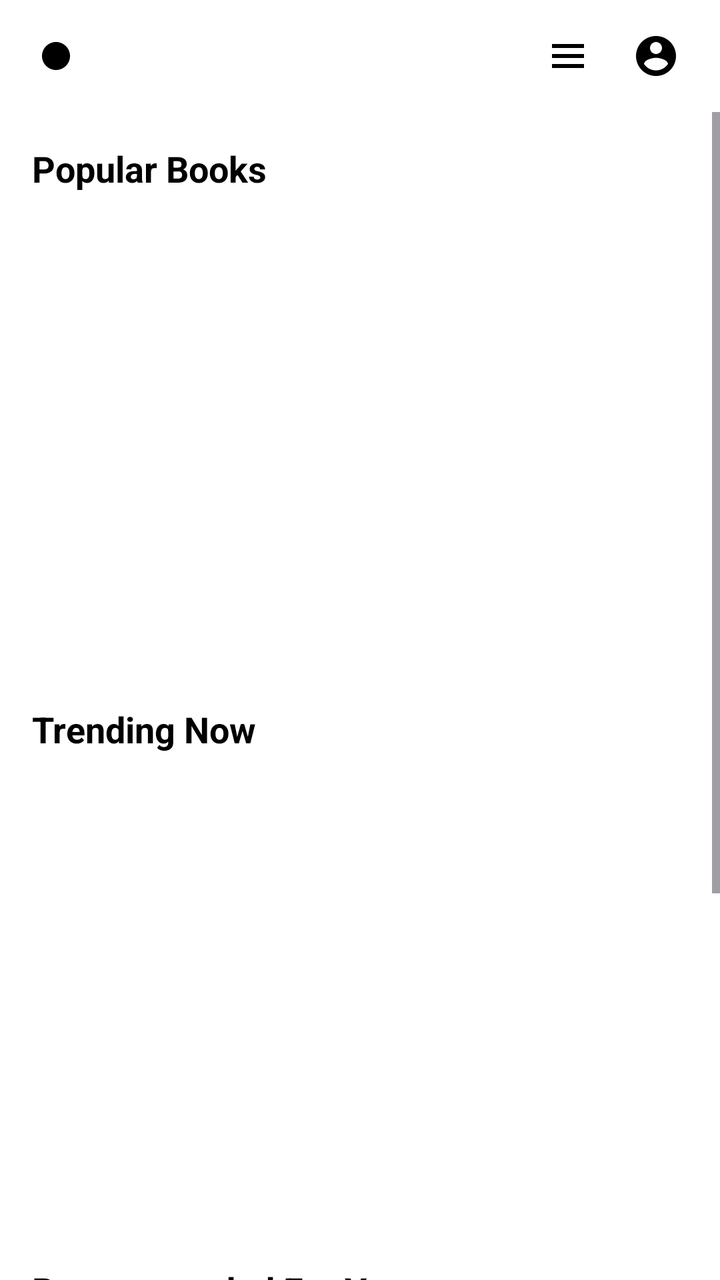
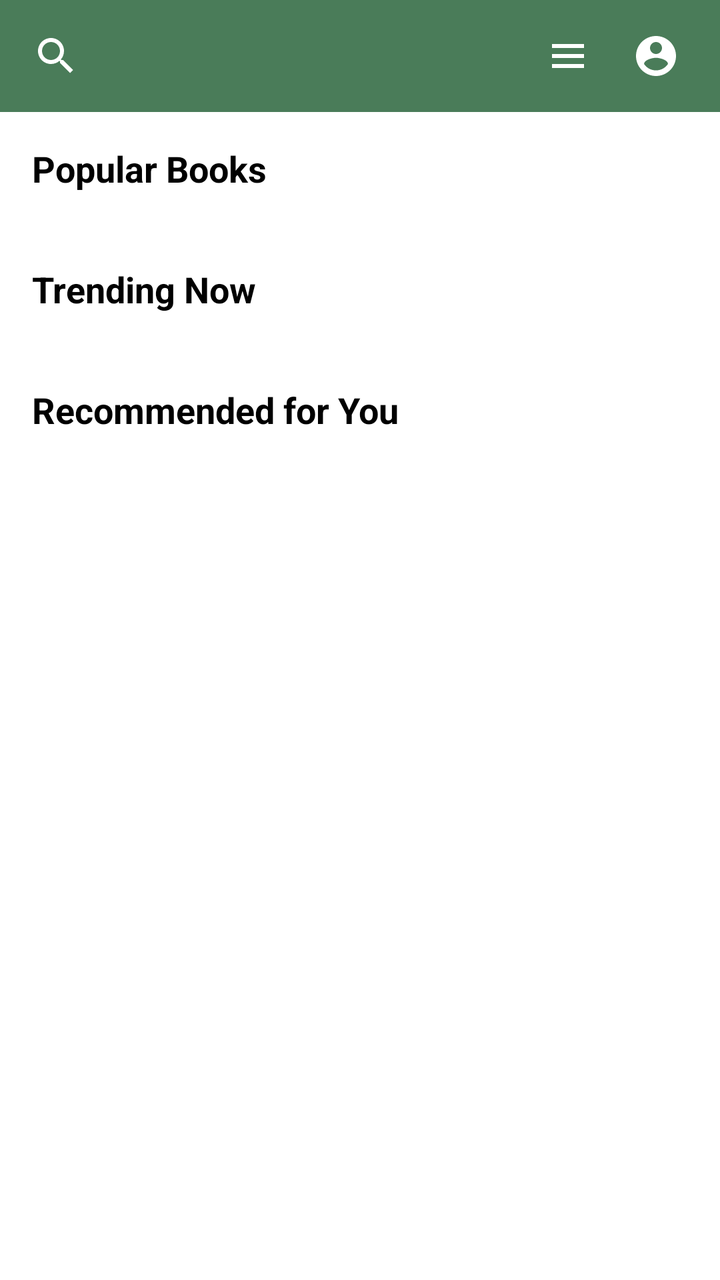

The first picture is an Android layout as it rendered before a commit; the second is the same layout after the commit. The layout source and the unified diff follow.
<!-- AndroidManifest.xml: application theme Theme.Alcove -->
<!-- res/layout/activity_main.xml -->
<?xml version="1.0" encoding="utf-8"?>
<androidx.constraintlayout.widget.ConstraintLayout xmlns:android="http://schemas.android.com/apk/res/android"
    xmlns:app="http://schemas.android.com/apk/res-auto"
    xmlns:tools="http://schemas.android.com/tools"
    android:id="@+id/main"
    android:layout_width="match_parent"
    android:layout_height="match_parent"
    android:background="@color/white"
    tools:context=".MainActivity"
    tools:ignore="MissingDefaultResource">

    
    <LinearLayout
        android:id="@+id/topBar"
        android:layout_width="match_parent"
        android:layout_height="56dp"
        android:orientation="horizontal"
        android:gravity="center_vertical"
        android:paddingStart="16dp"
        android:paddingEnd="16dp"
        android:background="@color/white"
        app:layout_constraintTop_toTopOf="parent"
        app:layout_constraintStart_toStartOf="parent"
        app:layout_constraintEnd_toEndOf="parent">

        <ImageView
            android:id="@+id/searchIcon"
            android:layout_width="24dp"
            android:layout_height="24dp"
            android:contentDescription="Search"
            android:scaleType="centerInside"
            android:src="@drawable/ic_search" />

        <View
            android:layout_width="0dp"
            android:layout_height="1dp"
            android:layout_weight="1" />

        <ImageView
            android:id="@+id/bookshelfIcon"
            android:layout_width="24dp"
            android:layout_height="24dp"
            android:src="@drawable/ic_bookshelf"
            android:contentDescription="Bookshelf"
            android:scaleType="centerInside"
            android:layout_marginEnd="16dp" />

        <ImageView
            android:id="@+id/profileIcon"
            android:layout_width="32dp"
            android:layout_height="32dp"
            android:src="@drawable/ic_profile"
            android:contentDescription="Profile"
            android:scaleType="centerInside" />

    </LinearLayout>

    
    <ScrollView
        android:layout_width="match_parent"
        android:layout_height="0dp"
        app:layout_constraintTop_toBottomOf="@+id/topBar"
        app:layout_constraintStart_toStartOf="parent"
        app:layout_constraintEnd_toEndOf="parent"
        app:layout_constraintBottom_toBottomOf="parent">

        <LinearLayout
            android:layout_width="match_parent"
            android:layout_height="wrap_content"
            android:orientation="vertical"
            android:padding="16dp">

            
            <TextView
                android:layout_width="wrap_content"
                android:layout_height="wrap_content"
                android:text="Popular Books"
                android:textSize="18sp"
                android:textStyle="bold"
                android:textColor="@color/black"
                android:layout_marginBottom="12dp" />

            <androidx.recyclerview.widget.RecyclerView
                android:id="@+id/popularBooksRecycler"
                android:layout_width="match_parent"
                android:layout_height="220dp"
                android:layout_marginBottom="24dp" />

            
            <TextView
                android:layout_width="wrap_content"
                android:layout_height="wrap_content"
                android:text="Trending Now"
                android:textSize="18sp"
                android:textStyle="bold"
                android:textColor="@color/black"
                android:layout_marginBottom="12dp" />

            <androidx.recyclerview.widget.RecyclerView
                android:id="@+id/trendingBooksRecycler"
                android:layout_width="match_parent"
                android:layout_height="220dp"
                android:layout_marginBottom="24dp" />

            
            <TextView
                android:layout_width="wrap_content"
                android:layout_height="wrap_content"
                android:text="Recommended For You"
                android:textSize="18sp"
                android:textStyle="bold"
                android:textColor="@color/black"
                android:layout_marginBottom="12dp" />

            <androidx.recyclerview.widget.RecyclerView
                android:id="@+id/recommendedBooksRecycler"
                android:layout_width="match_parent"
                android:layout_height="220dp"
                android:layout_marginBottom="24dp" />

        </LinearLayout>

    </ScrollView>

</androidx.constraintlayout.widget.ConstraintLayout>
<!-- resources referenced by this layout -->
<resources>
  <color name="black">#FF000000</color>
  <color name="white">#FFFFFFFF</color>
  <!-- drawable ic_bookshelf (drawable) -->
  <?xml version="1.0" encoding="utf-8"?>
  <vector xmlns:android="http://schemas.android.com/apk/res/android"
      android:width="24dp"
      android:height="24dp"
      android:viewportWidth="24"
      android:viewportHeight="24">
      <path
          android:fillColor="#FF000000"
          android:pathData="M4,6h16v2H4zm0,5h16v2H4zm0,5h16v2H4z" />
  </vector>
  <!-- drawable ic_search (drawable) -->
  <?xml version="1.0" encoding="utf-8"?>
  <vector xmlns:android="http://schemas.android.com/apk/res/android"
      android:width="24dp"
      android:height="24dp"
      android:viewportWidth="24"
      android:viewportHeight="24">
      <path
          android:fillColor="#FF000000"
          android:pathData="M15.5,12c0,-1.93 -1.57,-3.5 -3.5,-3.5S8.5,10.07 8.5,12s1.57,3.5 3.5,3.5 3.5,-1.57 3.5,-3.5zm2.5,0c0,3.31 -2.69,6 -6,6s-6,-2.69 -6,-6 2.69,-6 6,-6 6,2.69 6,6zM5,12c0,-3.86 3.14,-7 7,-7s7,3.14 7,7 -3.14,7 -7,7 -7,-3.14 -7,-7z" />
  </vector>
  <style name="Theme.Alcove" parent="Base.Theme.Alcove" />
  <style name="Base.Theme.Alcove" parent="Theme.Material3.DayNight.NoActionBar">
          
          
      </style>
  <!-- unchanged entries left out for length: 1 -->
</resources>

<!-- the commit's change to res/layout/activity_main.xml (unified diff, before → after) -->
@@ -18,7 +18,7 @@
         android:gravity="center_vertical"
         android:paddingStart="16dp"
         android:paddingEnd="16dp"
-        android:background="@color/white"
+        android:background="?attr/colorPrimary"
         app:layout_constraintTop_toTopOf="parent"
         app:layout_constraintStart_toStartOf="parent"
         app:layout_constraintEnd_toEndOf="parent">
@@ -27,9 +27,10 @@
             android:id="@+id/searchIcon"
             android:layout_width="24dp"
             android:layout_height="24dp"
-            android:contentDescription="Search"
+            android:contentDescription="@string/search"
             android:scaleType="centerInside"
-            android:src="@drawable/ic_search" />
+            android:src="@drawable/ic_search"
+            app:tint="@color/white" />
 
         <View
             android:layout_width="0dp"
@@ -41,22 +42,25 @@
             android:layout_width="24dp"
             android:layout_height="24dp"
             android:src="@drawable/ic_bookshelf"
-            android:contentDescription="Bookshelf"
+            android:contentDescription="@string/bookshelf"
             android:scaleType="centerInside"
-            android:layout_marginEnd="16dp" />
+            android:layout_marginEnd="16dp"
+            app:tint="@color/white" />
 
         <ImageView
             android:id="@+id/profileIcon"
             android:layout_width="32dp"
             android:layout_height="32dp"
             android:src="@drawable/ic_profile"
-            android:contentDescription="Profile"
-            android:scaleType="centerInside" />
+            android:contentDescription="@string/profile"
+            android:scaleType="centerInside"
+            app:tint="@color/white" />
 
     </LinearLayout>
 
     
     <ScrollView
+        android:id="@+id/scrollView"
         android:layout_width="match_parent"
         android:layout_height="0dp"
         app:layout_constraintTop_toBottomOf="@+id/topBar"
@@ -74,48 +78,51 @@
             <TextView
                 android:layout_width="wrap_content"
                 android:layout_height="wrap_content"
-                android:text="Popular Books"
+                android:text="@string/popular_books"
                 android:textSize="18sp"
                 android:textStyle="bold"
                 android:textColor="@color/black"
                 android:layout_marginBottom="12dp" />
 
-            <androidx.recyclerview.widget.RecyclerView
-                android:id="@+id/popularBooksRecycler"
+            
+            <FrameLayout
+                android:id="@+id/popularBooksContainer"
                 android:layout_width="match_parent"
-                android:layout_height="220dp"
+                android:layout_height="wrap_content"
                 android:layout_marginBottom="24dp" />
 
             
             <TextView
                 android:layout_width="wrap_content"
                 android:layout_height="wrap_content"
-                android:text="Trending Now"
+                android:text="@string/trending_now"
                 android:textSize="18sp"
                 android:textStyle="bold"
                 android:textColor="@color/black"
                 android:layout_marginBottom="12dp" />
 
-            <androidx.recyclerview.widget.RecyclerView
-                android:id="@+id/trendingBooksRecycler"
+            
+            <FrameLayout
+                android:id="@+id/trendingBooksContainer"
                 android:layout_width="match_parent"
-                android:layout_height="220dp"
+                android:layout_height="wrap_content"
                 android:layout_marginBottom="24dp" />
 
             
             <TextView
                 android:layout_width="wrap_content"
                 android:layout_height="wrap_content"
-                android:text="Recommended For You"
+                android:text="@string/recommended_for_you"
                 android:textSize="18sp"
                 android:textStyle="bold"
                 android:textColor="@color/black"
                 android:layout_marginBottom="12dp" />
 
-            <androidx.recyclerview.widget.RecyclerView
-                android:id="@+id/recommendedBooksRecycler"
+            
+            <FrameLayout
+                android:id="@+id/recommendedBooksContainer"
                 android:layout_width="match_parent"
-                android:layout_height="220dp"
+                android:layout_height="wrap_content"
                 android:layout_marginBottom="24dp" />
 
         </LinearLayout>
<!-- resource entries referenced after the edit -->
@@ -22,13 +22,57 @@
       android:viewportHeight="24">
       <path
           android:fillColor="#FF000000"
-          android:pathData="M15.5,12c0,-1.93 -1.57,-3.5 -3.5,-3.5S8.5,10.07 8.5,12s1.57,3.5 3.5,3.5 3.5,-1.57 3.5,-3.5zm2.5,0c0,3.31 -2.69,6 -6,6s-6,-2.69 -6,-6 2.69,-6 6,-6 6,2.69 6,6zM5,12c0,-3.86 3.14,-7 7,-7s7,3.14 7,7 -3.14,7 -7,7 -7,-3.14 -7,-7z" />
+          android:pathData="M15.5,14h-0.79l-0.28,-0.27C15.41,12.59 16,11.11 16,9.5 16,5.91 13.09,3 9.5,3S3,5.91 3,9.5 5.91,16 9.5,16c1.61,0 3.09,-0.59 4.23,-1.57l0.27,0.28v0.79l5,5 1.5,-1.5 -5,-5zM9.5,14C7.01,14 5,11.99 5,9.5S7.01,5 9.5,5 14,7.01 14,9.5 11.99,14 9.5,14z" />
   </vector>
+  <string name="bookshelf">Bookshelf</string>
+  <string name="popular_books">Popular Books</string>
+  <string name="profile">Profile</string>
+  <string name="recommended_for_you">Recommended for You</string>
+  <string name="search">Search</string>
+  <string name="trending_now">Trending Now</string>
   <style name="Theme.Alcove" parent="Base.Theme.Alcove" />
-  <style name="Base.Theme.Alcove" parent="Theme.Material3.DayNight.NoActionBar">
+  <style name="Base.Theme.Alcove" parent="Theme.Material3.Light.NoActionBar">
           
-          
+          <item name="colorPrimary">@color/primary</item>
+          <item name="colorOnPrimary">@color/on_primary</item>
+          <item name="colorPrimaryContainer">@color/primary_light</item>
+          <item name="colorOnPrimaryContainer">@color/on_primary</item>
+          <item name="colorSecondary">@color/secondary</item>
+          <item name="colorOnSecondary">@color/on_secondary</item>
+          <item name="colorSecondaryContainer">@color/secondary_light</item>
+          <item name="colorOnSecondaryContainer">@color/on_secondary</item>
+          <item name="colorTertiary">@color/secondary</item>
+          <item name="colorOnTertiary">@color/on_secondary</item>
+          <item name="colorTertiaryContainer">@color/secondary_light</item>
+          <item name="colorOnTertiaryContainer">@color/on_secondary</item>
+          <item name="colorError">@color/error</item>
+          <item name="colorOnError">@color/white</item>
+          <item name="colorErrorContainer">@color/error</item>
+          <item name="colorOnErrorContainer">@color/white</item>
+          <item name="colorSurface">@color/surface</item>
+          <item name="colorOnSurface">@color/on_surface</item>
+          <item name="colorSurfaceVariant">@color/surface_variant</item>
+          <item name="colorOnSurfaceVariant">@color/on_surface_variant</item>
+          <item name="colorOutline">@color/outline</item>
+          <item name="colorOutlineVariant">@color/outline_variant</item>
+          <item name="android:colorBackground">@color/background</item>
+          <item name="colorOnBackground">@color/on_background</item>
       </style>
+  <color name="primary">#4A7C59</color>
+  <color name="on_primary">#FFFFFF</color>
+  <color name="primary_light">#7A9B7E</color>
+  <color name="secondary">#D4A574</color>
+  <color name="on_secondary">#000000</color>
+  <color name="secondary_light">#E8C49A</color>
+  <color name="error">#BA1A1A</color>
+  <color name="surface">#FFFFFF</color>
+  <color name="on_surface">#1C1B1F</color>
+  <color name="surface_variant">#E7E0EC</color>
+  <color name="on_surface_variant">#49454F</color>
+  <color name="outline">#79747E</color>
+  <color name="outline_variant">#CAC4D0</color>
+  <color name="background">#FEFCF8</color>
+  <color name="on_background">#1C1B1F</color>
   <!-- unchanged entries left out for length: 1 -->
 </resources>
 
